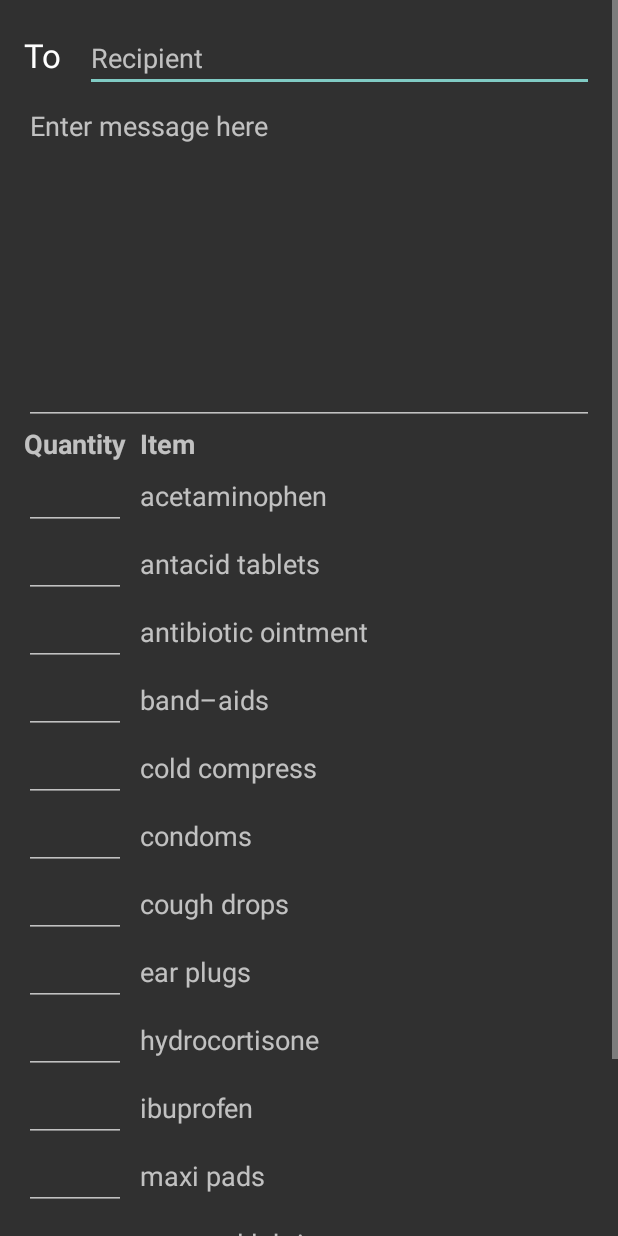
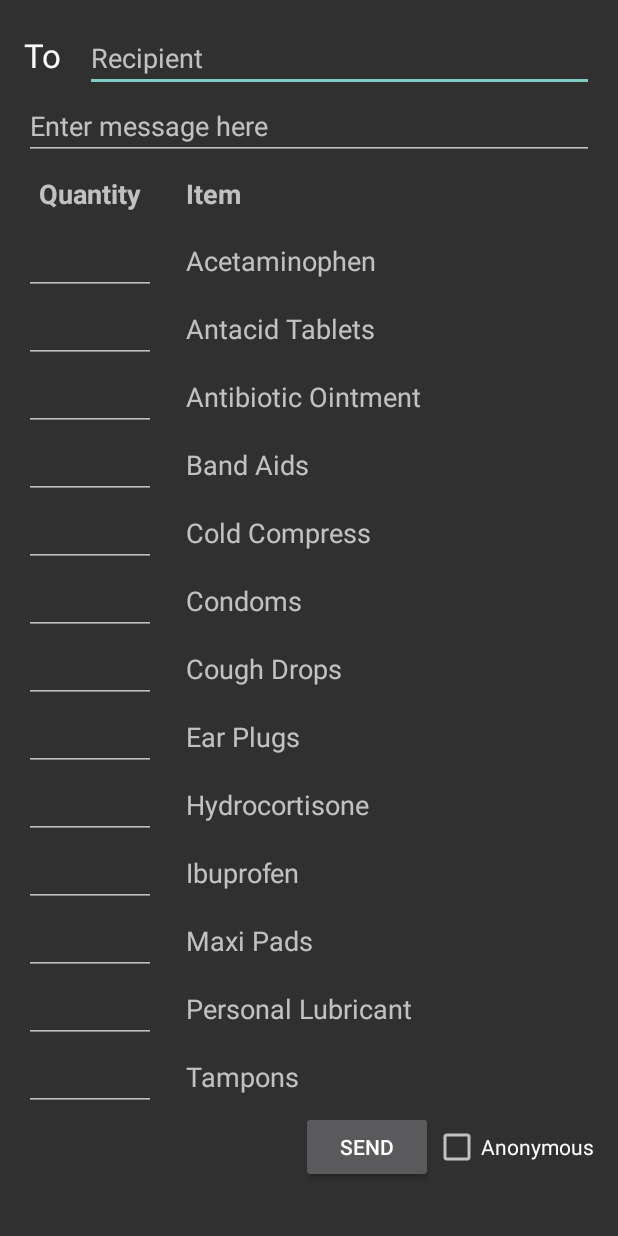
Before and after one commit to jdvp/RHApp, an Android app: the SendMessageToAll screen opened directly, with no data from a screen before it, on a phone screen of 412 x 824 dp. Run offline under Robolectric (Android 15) with nearby library versions, the phone set to English and light mode, and no system bars.

Commit message:
Formatted home page layout

```diff
--- a/app/src/main/res/layout/activity_send_message_to_all.xml
+++ b/app/src/main/res/layout/activity_send_message_to_all.xml
@@ -48,7 +48,7 @@
 
             <EditText
                 android:layout_width="match_parent"
-                android:layout_height="100pt"
+                android:layout_height="wrap_content"
                 android:inputType="textMultiLine"
                 android:ems="10"
                 android:id="@+id/editText2"
@@ -73,16 +73,18 @@
                         android:text="Quantity"
                         android:id="@+id/quantityTxt"
                         android:layout_column="0"
-                        android:textStyle="bold" />
+                        android:textStyle="bold"
+                        android:padding="10dp" />
 
                     <TextView
                         android:layout_width="wrap_content"
                         android:layout_height="wrap_content"
                         android:textAppearance="?android:attr/textAppearanceMedium"
-                        android:text="  Item"
+                        android:text="Item"
                         android:id="@+id/itemTxt"
                         android:layout_column="1"
-                        android:textStyle="bold" />
+                        android:textStyle="bold"
+                        android:paddingLeft="20dp" />
 
                 </TableRow>
 
@@ -97,15 +99,17 @@
                         android:ems="10"
                         android:id="@+id/acetaminophenNum"
                         android:layout_column="0"
-                        android:gravity="center" />
+                        android:gravity="center"
+                        android:maxLength="1" />
 
                     <TextView
                         android:layout_width="wrap_content"
                         android:layout_height="wrap_content"
                         android:textAppearance="?android:attr/textAppearanceMedium"
-                        android:text="  acetaminophen"
+                        android:text="Acetaminophen"
                         android:id="@+id/acetaminophenTxt"
-                        android:layout_column="1" />
+                        android:layout_column="1"
+                        android:paddingLeft="20dp" />
                 </TableRow>
 
                 <TableRow
@@ -119,15 +123,17 @@
                         android:ems="10"
                         android:id="@+id/antacidTabletsNum"
                         android:layout_column="0"
-                        android:gravity="center" />
+                        android:gravity="center"
+                        android:maxLength="1" />
 
                     <TextView
                         android:layout_width="wrap_content"
                         android:layout_height="wrap_content"
                         android:textAppearance="?android:attr/textAppearanceMedium"
-                        android:text="  antacid tablets"
+                        android:text="Antacid Tablets"
                         android:id="@+id/antacidTabletsTxt"
-                        android:layout_column="1" />
+                        android:layout_column="1"
+                        android:paddingLeft="20dp" />
                 </TableRow>
 
                 <TableRow
@@ -141,15 +147,17 @@
                         android:ems="10"
                         android:id="@+id/antibioticOintmentNum"
                         android:layout_column="0"
-                        android:gravity="center" />
+                        android:gravity="center"
+                        android:maxLength="1" />
 
                     <TextView
                         android:layout_width="wrap_content"
                         android:layout_height="wrap_content"
                         android:textAppearance="?android:attr/textAppearanceMedium"
-                        android:text="  antibiotic ointment"
+                        android:text="Antibiotic Ointment"
                         android:id="@+id/antibioticOintmentTxt"
-                        android:layout_column="1" />
+                        android:layout_column="1"
+                        android:paddingLeft="20dp" />
                 </TableRow>
 
                 <TableRow
@@ -163,15 +171,17 @@
                         android:ems="10"
                         android:id="@+id/bandAidsNum"
                         android:layout_column="0"
-                        android:gravity="center" />
+                        android:gravity="center"
+                        android:maxLength="1" />
 
                     <TextView
                         android:layout_width="wrap_content"
                         android:layout_height="wrap_content"
                         android:textAppearance="?android:attr/textAppearanceMedium"
-                        android:text="  band–aids"
+                        android:text="Band Aids"
                         android:id="@+id/bandAidsTxt"
-                        android:layout_column="1" />
+                        android:layout_column="1"
+                        android:paddingLeft="20dp" />
                 </TableRow>
 
                 <TableRow
@@ -185,14 +195,16 @@
                         android:ems="10"
                         android:id="@+id/coldCompressNum"
                         android:layout_column="0"
-                        android:gravity="center" />
+                        android:gravity="center"
+                        android:maxLength="1" />
                     <TextView
                         android:layout_width="wrap_content"
                         android:layout_height="wrap_content"
                         android:textAppearance="?android:attr/textAppearanceMedium"
-                        android:text="  cold compress"
+                        android:text="Cold Compress"
                         android:id="@+id/coldCompressTxt"
-                        android:layout_column="1" />
+                        android:layout_column="1"
+                        android:paddingLeft="20dp" />
                 </TableRow>
 
                 <TableRow
@@ -206,15 +218,17 @@
                         android:ems="10"
                         android:id="@+id/condomsNum"
                         android:layout_column="0"
-                        android:gravity="center" />
+                        android:gravity="center"
+                        android:maxLength="1" />
 
                     <TextView
                         android:layout_width="wrap_content"
                         android:layout_height="wrap_content"
                         android:textAppearance="?android:attr/textAppearanceMedium"
-                        android:text="  condoms"
+                        android:text="Condoms"
                         android:id="@+id/condomsTxt"
-                        android:layout_column="1" />
+                        android:layout_column="1"
+                        android:paddingLeft="20dp" />
                 </TableRow>
 
                 <TableRow
@@ -228,15 +242,17 @@
                         android:ems="10"
                         android:id="@+id/coughDropsNum"
                         android:layout_column="0"
-                        android:gravity="center" />
+                        android:gravity="center"
+                        android:maxLength="1" />
 
                     <TextView
                         android:layout_width="wrap_content"
                         android:layout_height="wrap_content"
                         android:textAppearance="?android:attr/textAppearanceMedium"
-                        android:text="  cough drops"
+                        android:text="Cough Drops"
                         android:id="@+id/coughDropsTxt"
-                        android:layout_column="1" />
+                        android:layout_column="1"
+                        android:paddingLeft="20dp" />
                 </TableRow>
 
                 <TableRow
@@ -250,15 +266,17 @@
                         android:ems="10"
                         android:id="@+id/earPlugsNum"
                         android:layout_column="0"
-                        android:gravity="center" />
+                        android:gravity="center"
+                        android:maxLength="1" />
 
                     <TextView
                         android:layout_width="wrap_content"
                         android:layout_height="wrap_content"
                         android:textAppearance="?android:attr/textAppearanceMedium"
-                        android:text="  ear plugs"
+                        android:text="Ear Plugs"
                         android:id="@+id/earPlugsTxt"
-                        android:layout_column="1" />
+                        android:layout_column="1"
+                        android:paddingLeft="20dp" />
                 </TableRow>
 
                 <TableRow
@@ -272,15 +290,17 @@
                         android:ems="10"
                         android:id="@+id/hydrocortisoneNum"
                         android:layout_column="0"
-                        android:gravity="center" />
+                        android:gravity="center"
+                        android:maxLength="1" />
 
                     <TextView
                         android:layout_width="wrap_content"
                         android:layout_height="wrap_content"
                         android:textAppearance="?android:attr/textAppearanceMedium"
-                        android:text="  hydrocortisone"
+                        android:text="Hydrocortisone"
                         android:id="@+id/hydrocortisoneTxt"
-                        android:layout_column="1" />
+                        android:layout_column="1"
+                        android:paddingLeft="20dp" />
                 </TableRow>
 
                 <TableRow
@@ -294,15 +314,17 @@
                         android:ems="10"
                         android:id="@+id/ibuprofenNum"
                         android:layout_column="0"
-                        android:gravity="center" />
+                        android:gravity="center"
+                        android:maxLength="1" />
 
                     <TextView
                         android:layout_width="wrap_content"
                         android:layout_height="wrap_content"
                         android:textAppearance="?android:attr/textAppearanceMedium"
-                        android:text="  ibuprofen"
+                        android:text="Ibuprofen"
                         android:id="@+id/ibuprofenTxt"
-                        android:layout_column="1" />
+                        android:layout_column="1"
+                        android:paddingLeft="20dp" />
                 </TableRow>
 
                 <TableRow
@@ -316,15 +338,17 @@
                         android:ems="10"
                         android:id="@+id/maxiPadsNum"
                         android:layout_column="0"
-                        android:gravity="center" />
+                        android:gravity="center"
+                        android:maxLength="1" />
 
                     <TextView
                         android:layout_width="wrap_content"
                         android:layout_height="wrap_content"
                         android:textAppearance="?android:attr/textAppearanceMedium"
-                        android:text="  maxi pads"
+                        android:text="Maxi Pads"
                         android:id="@+id/maxiPadsTxt"
-                        android:layout_column="1" />
+                        android:layout_column="1"
+                        android:paddingLeft="20dp" />
                 </TableRow>
 
                 <TableRow
@@ -338,15 +362,17 @@
                         android:ems="10"
                         android:id="@+id/personalLubricantNum"
                         android:layout_column="0"
-                        android:gravity="center" />
+                        android:gravity="center"
+                        android:maxLength="1" />
 
                     <TextView
                         android:layout_width="wrap_content"
                         android:layout_height="wrap_content"
                         android:textAppearance="?android:attr/textAppearanceMedium"
-                        android:text="  personal lubricant"
+                        android:text="Personal Lubricant"
                         android:id="@+id/personalLubricantTxt"
-                        android:layout_column="1" />
+                        android:layout_column="1"
+                        android:paddingLeft="20dp" />
                 </TableRow>
 
                 <TableRow
@@ -360,15 +386,17 @@
                         android:ems="10"
                         android:id="@+id/tamponsNum"
                         android:layout_column="0"
-                        android:gravity="center" />
+                        android:gravity="center"
+                        android:maxLength="1" />
 
                     <TextView
                         android:layout_width="wrap_content"
                         android:layout_height="wrap_content"
                         android:textAppearance="?android:attr/textAppearanceMedium"
-                        android:text="  tampons"
+                        android:text="Tampons"
                         android:id="@+id/tamponsTxt"
-                        android:layout_column="1" />
+                        android:layout_column="1"
+                        android:paddingLeft="20dp" />
                 </TableRow>
             </TableLayout>
 
@@ -378,6 +406,15 @@
                 android:layout_height="wrap_content"
                 android:gravity="center_vertical|right"
                 android:id="@+id/linearLayout2">
+
+                <Button
+                    android:layout_width="wrap_content"
+                    android:layout_height="wrap_content"
+                    android:text="Send"
+                    android:id="@+id/sendBtn"
+                    android:layout_alignParentBottom="true"
+                    android:layout_alignParentRight="true"
+                    android:layout_alignParentEnd="true" />
 
                 <CheckBox
                     android:layout_width="wrap_content"
@@ -390,15 +427,6 @@
                     android:layout_toStartOf="@+id/sendBtn"
                     android:layout_alignTop="@+id/sendBtn" />
 
-                <Button
-                    android:layout_width="wrap_content"
-                    android:layout_height="wrap_content"
-                    android:text="Send"
-                    android:id="@+id/sendBtn"
-                    android:layout_alignParentBottom="true"
-                    android:layout_alignParentRight="true"
-                    android:layout_alignParentEnd="true" />
-
             </LinearLayout>
         </LinearLayout>
 
```
